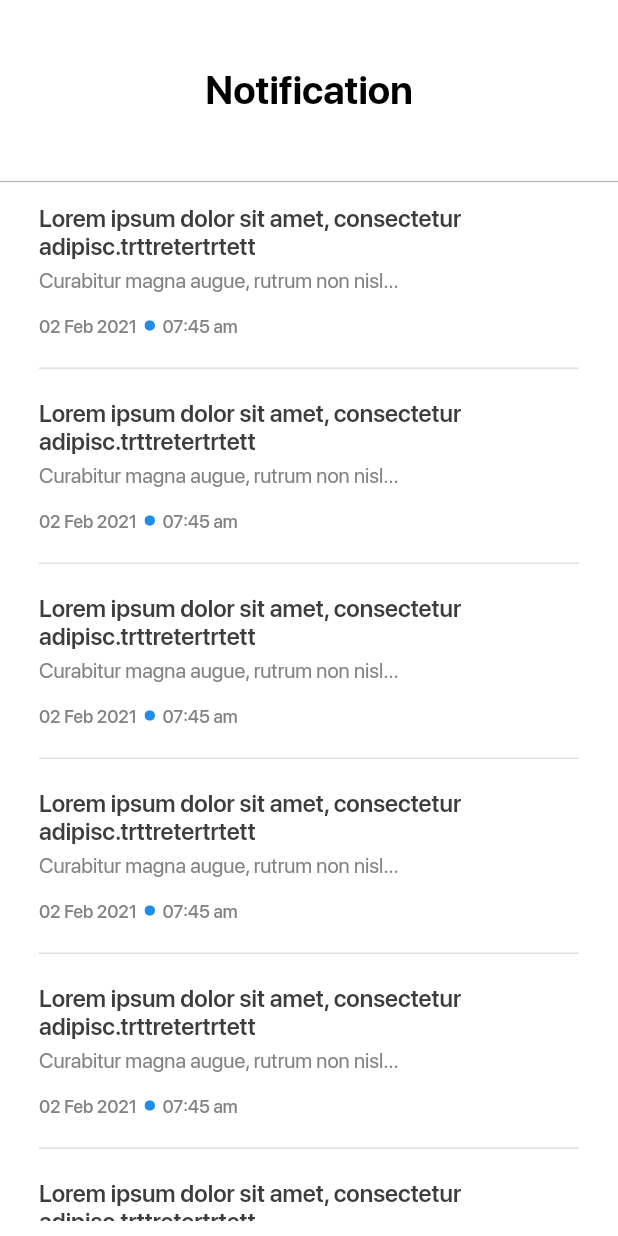
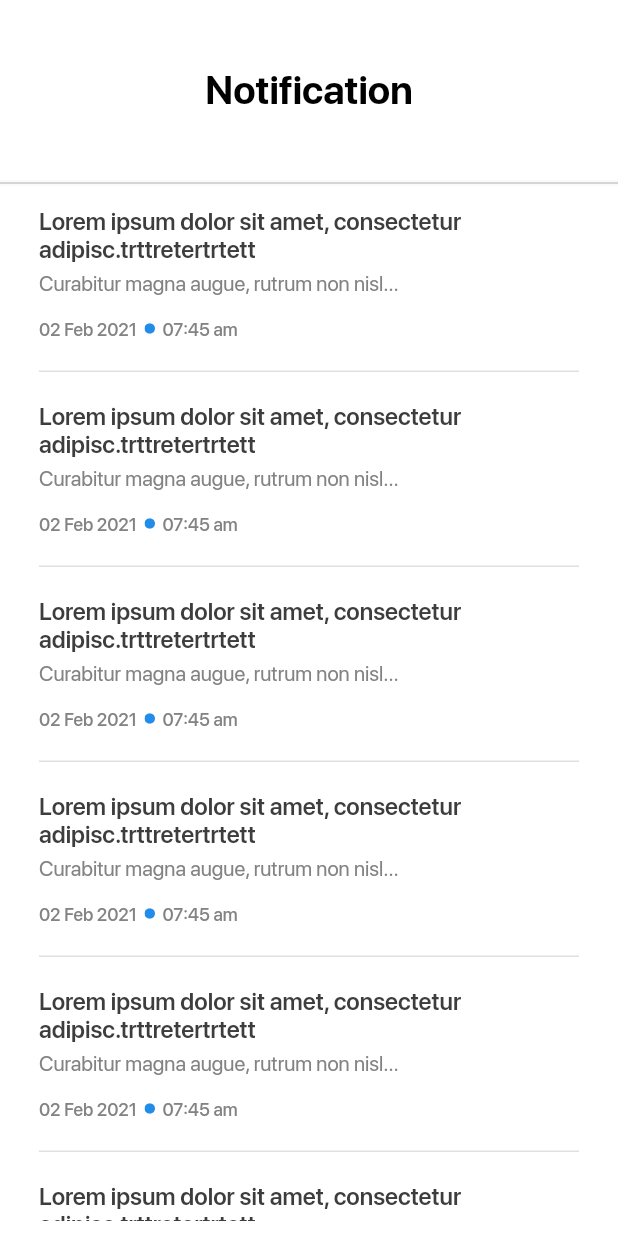
Before and after one commit to AkashMatlani/evv_plus, a Flutter app: the NotificationScreen screen opened directly, on a phone screen of 412 x 824 dp. Run offline on Flutter 3.47's test engine with Material 2 defaults, Android fonts, the phone set to English and light mode, and no system bars; our stand-ins replace connectivity, flutter_spinkit, flutter_svg, shared_preferences, simple_animations; accounts and stored records are empty.

Commit message:
code modification

```diff
--- a/lib/GeneralUtils/Constant.dart
+++ b/lib/GeneralUtils/Constant.dart
@@ -97,7 +97,6 @@ class MyImage {
   static const about_us_icon = "assets/icons/ic_menu_aboutUs.svg";
   static const logout_icon = "assets/icons/ic_menu_logout.svg";
   static const mic_icon = "assets/icons/mic.svg";
-  static const logout_icon = "assets/icons/logout.svg";
   static const equalizer_icon = "assets/icons/equalizer.svg";
   static const play_icon = "assets/icons/play.svg";
   static const ic_up_arrow = "assets/icons/ic_up_arrow.svg";
--- a/lib/GeneralUtils/LabelStr.dart
+++ b/lib/GeneralUtils/LabelStr.dart
@@ -76,8 +76,6 @@ class LabelStr {
   static const lblGender= "Gender";
   static const lblEmail= "Email";
 
-
-
   static const lblLogout = "Logout";
   static const lblComment = "Comment";
   static const lblPatient = "Patient";
@@ -95,5 +93,4 @@ class LabelStr {
   static const lblCollectSign = "Collect Client Signature";
   static const lblCancelVerification = "Cancel Task Verification";
 
-
 }
--- a/lib/Ui/NotificationScreen.dart
+++ b/lib/Ui/NotificationScreen.dart
@@ -31,7 +31,7 @@ class _NotificationScreenState extends State<NotificationScreen> {
         body: Column(
           children: [
             Divider(
-              height: 2,
+              height: 4,
               thickness: 0.5,
               color: Color(0xff979797),
             ),
--- a/lib/Ui/ProfileScreen.dart
+++ b/lib/Ui/ProfileScreen.dart
@@ -22,7 +22,6 @@ class _ProfileScreenState extends State<ProfileScreen> {
 
   @override
   Widget build(BuildContext context) {
-    var boxWidth = MediaQuery.of(context).size.width * 0.6 / 2;
     return Scaffold(
       body: SingleChildScrollView(
         child: Stack(
```
